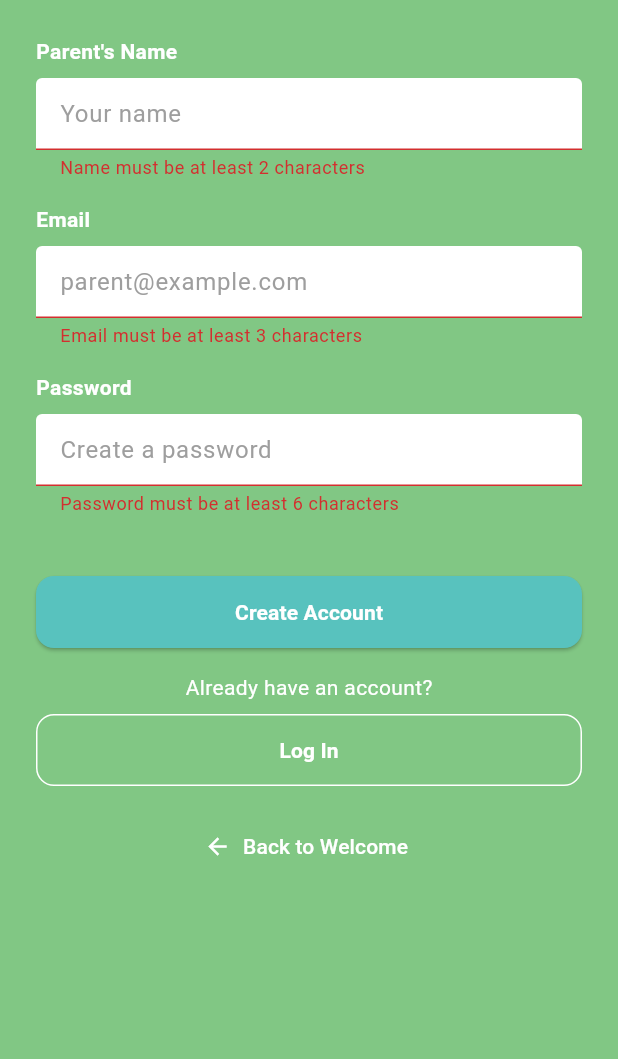
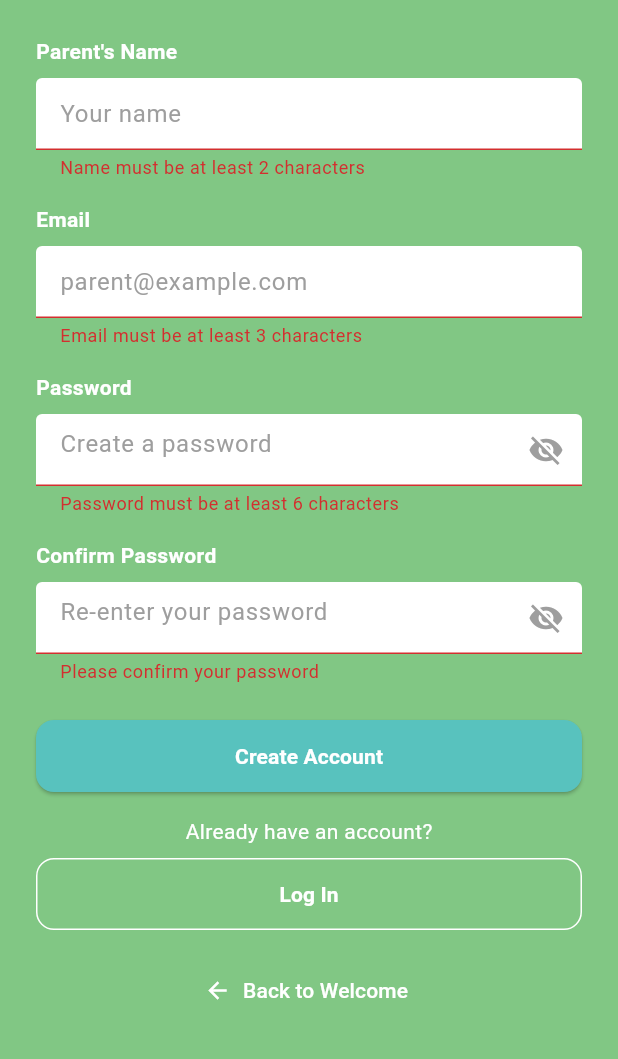
Before and after one commit to sophiavasylyeva/FocusPass, a Flutter app: the CreateAccountScreen screen opened directly, after a tap on "Create Account", on a phone screen of 412 x 824 dp, the part 132-1191 px from its top. Run offline on Flutter 3.47's test engine with Material 3 defaults, Android fonts, the phone set to English and light mode, and no system bars; our stand-ins replace cloud_firestore, firebase_auth, firebase_core, flutter_local_notifications, permission_handler, shared_preferences and 1 more; missing offline and left inert: installed_apps; accounts and stored records are empty.

Commit message:
5 fixes: eye icon on passwords, confirm password, app icons, override 15min, quiz wrong answer explanation

```diff
--- a/lib/screens/create_account.dart
+++ b/lib/screens/create_account.dart
@@ -22,8 +22,11 @@ class _CreateAccountScreenState extends State<CreateAccountScreen> {
   final _childController = TextEditingController();
   final _emailController = TextEditingController();
   final _passwordController = TextEditingController();
+  final _confirmPasswordController = TextEditingController();
   final _nameController = TextEditingController();
   final List<String> _children = [];
+  bool _obscurePassword = true;
+  bool _obscureConfirmPassword = true;
 
   void _addChild() {
     final name = _childController.text.trim();
@@ -122,15 +125,22 @@ class _CreateAccountScreenState extends State<CreateAccountScreen> {
                         const SizedBox(height: 8),
                         TextFormField(
                           controller: _passwordController,
-                          obscureText: true,
+                          obscureText: _obscurePassword,
                           style: const TextStyle(color: Colors.black),
-                          decoration: const InputDecoration(
+                          decoration: InputDecoration(
                             filled: true,
                             fillColor: Colors.white,
                             hintText: 'Create a password',
-                            hintStyle: TextStyle(color: Colors.grey),
-                            enabledBorder: OutlineInputBorder(borderSide: BorderSide(color: Colors.white)),
-                            focusedBorder: OutlineInputBorder(borderSide: BorderSide(color: Colors.white)),
+                            hintStyle: const TextStyle(color: Colors.grey),
+                            enabledBorder: const OutlineInputBorder(borderSide: BorderSide(color: Colors.white)),
+                            focusedBorder: const OutlineInputBorder(borderSide: BorderSide(color: Colors.white)),
+                            suffixIcon: IconButton(
+                              icon: Icon(
+                                _obscurePassword ? Icons.visibility_off : Icons.visibility,
+                                color: Colors.grey,
+                              ),
+                              onPressed: () => setState(() => _obscurePassword = !_obscurePassword),
+                            ),
                           ),
                           validator: (value) {
                             if (value == null || value.trim().length < 6) {
@@ -141,6 +151,39 @@ class _CreateAccountScreenState extends State<CreateAccountScreen> {
                         ),
 
                         const SizedBox(height: 16),
+
+                        const Text('Confirm Password',
+                            style: TextStyle(fontWeight: FontWeight.bold, color: Colors.white)),
+                        const SizedBox(height: 8),
+                        TextFormField(
+                          controller: _confirmPasswordController,
+                          obscureText: _obscureConfirmPassword,
+                          style: const TextStyle(color: Colors.black),
+                          decoration: InputDecoration(
+                            filled: true,
+                            fillColor: Colors.white,
+                            hintText: 'Re-enter your password',
+                            hintStyle: const TextStyle(color: Colors.grey),
+                            enabledBorder: const OutlineInputBorder(borderSide: BorderSide(color: Colors.white)),
+                            focusedBorder: const OutlineInputBorder(borderSide: BorderSide(color: Colors.white)),
+                            suffixIcon: IconButton(
+                              icon: Icon(
+                                _obscureConfirmPassword ? Icons.visibility_off : Icons.visibility,
+                                color: Colors.grey,
+                              ),
+                              onPressed: () => setState(() => _obscureConfirmPassword = !_obscureConfirmPassword),
+                            ),
+                          ),
+                          validator: (value) {
+                            if (value == null || value.trim().isEmpty) {
+                              return 'Please confirm your password';
+                            }
+                            if (value.trim() != _passwordController.text.trim()) {
+                              return 'Passwords do not match';
+                            }
+                            return null;
+                          },
+                        ),
 
                         const SizedBox(height: 24),
                         ElevatedButton(
```
Also changed, not shown: lib/screens/app_selection.dart (+37 -1 lines), lib/screens/child_dashboard_screen.dart (+6 -6 lines), lib/screens/login_screen.dart (+12 -4 lines), lib/screens/quiz_screen.dart (+13 -7 lines).
